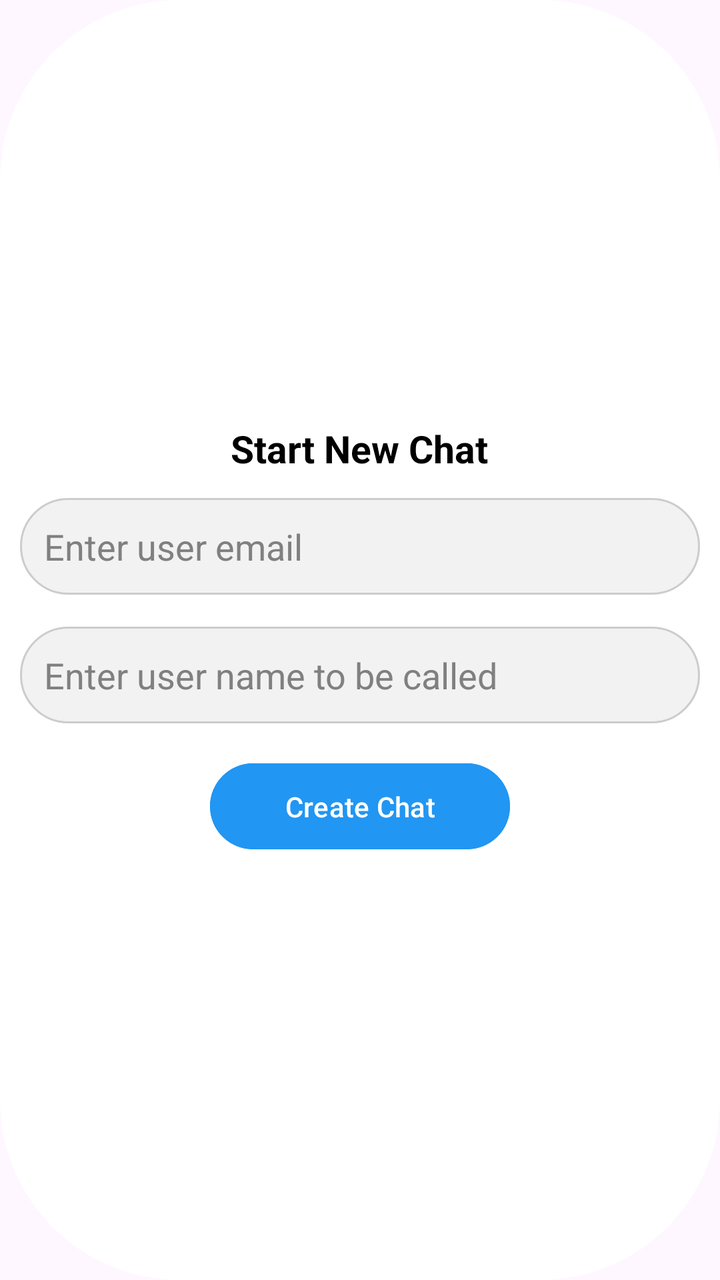
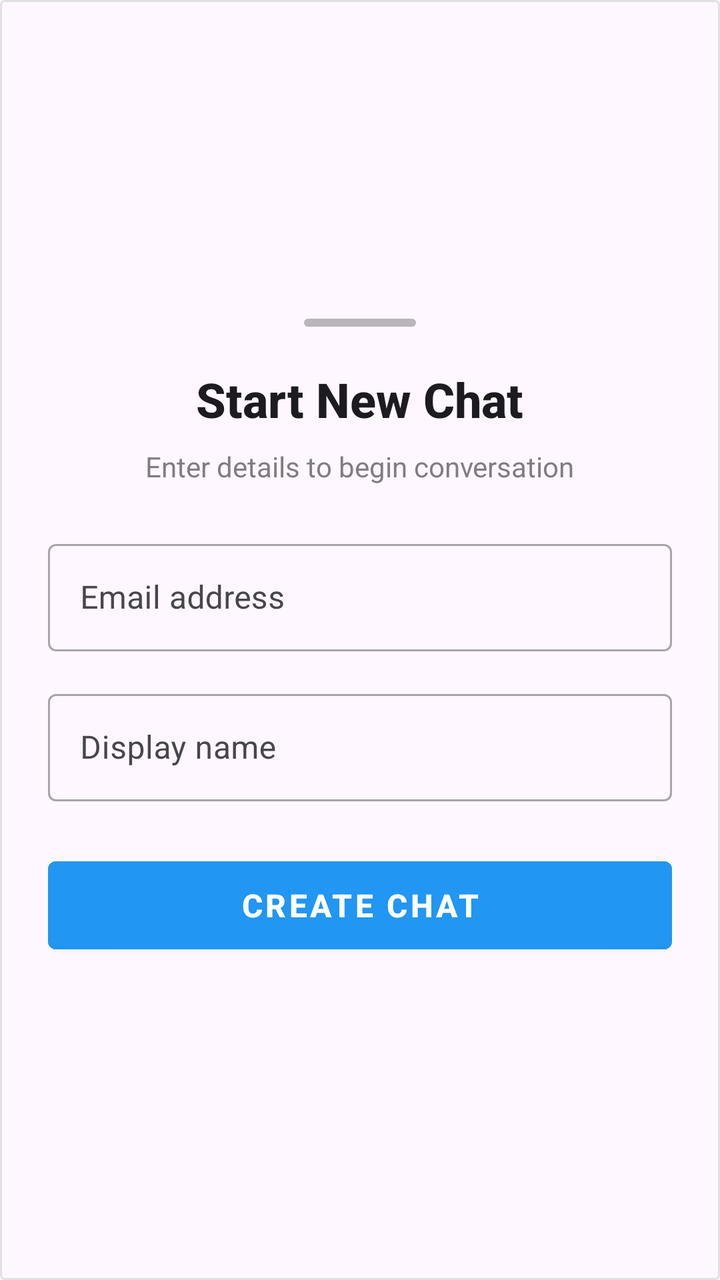

Screens rendered from an Android XML layout before and after an edit, with the pre-edit source and the edit as a unified diff.
<!-- AndroidManifest.xml: application theme Theme.ChattingApp -->
<!-- res/layout/dialog_new_chat.xml -->
<?xml version="1.0" encoding="utf-8"?>
<LinearLayout xmlns:android="http://schemas.android.com/apk/res/android"
    android:layout_width="match_parent"
    android:layout_height="wrap_content"
    android:padding="10dp"
    android:orientation="vertical"
    android:background="@drawable/bg_dialog_round"
    android:layout_gravity="center"
    android:gravity="center">

    <TextView
        android:id="@+id/dialogTitle"
        android:layout_width="wrap_content"
        android:layout_height="wrap_content"
        android:text="Start New Chat"
        android:textSize="19sp"
        android:textStyle="bold"
        android:paddingBottom="12dp"
        android:textColor="#000000" />

    <EditText
        android:id="@+id/inputUserUid"
        android:layout_width="340dp"
        android:layout_height="wrap_content"
        android:hint="Enter user email"
        android:padding="12dp"
        android:layout_marginBottom="16dp"
        android:background="@drawable/bg_input"
        android:textColor="#000000"
        android:textColorHint="#808080" />

  <EditText
        android:id="@+id/inputUsername"
        android:layout_width="340dp"
        android:layout_height="wrap_content"
        android:hint="Enter user name to be called"
        android:padding="12dp"
        android:layout_marginBottom="16dp"
        android:background="@drawable/bg_input"
        android:textColor="#000000"
        android:textColorHint="#808080" />

    <Button
        android:id="@+id/btnCreateChat"
        android:layout_width="150dp"
        android:layout_height="wrap_content"
        android:text="Create Chat"
        android:backgroundTint="#2196F3"
        android:textColor="#FFFFFF"
        android:padding="12dp" />

</LinearLayout>
<!-- resources referenced by this layout -->
<resources>
  <!-- drawable bg_dialog_round (drawable) -->
  <?xml version="1.0" encoding="utf-8"?>
  <shape xmlns:android="http://schemas.android.com/apk/res/android"
      android:shape="rectangle">
      <solid android:color="#FFFFFF"/>
      <corners android:radius="90dp"/>
      <padding
          android:left="16dp"
          android:top="16dp"
          android:right="16dp"
          android:bottom="16dp" />
  </shape>
  <!-- drawable bg_input (drawable) -->
  <?xml version="1.0" encoding="utf-8"?>
  <shape xmlns:android="http://schemas.android.com/apk/res/android"
      android:shape="rectangle">
      <solid android:color="#F2F2F2"/>
      <corners android:radius="50dp"/>
      <stroke android:width="1dp" android:color="#CCCCCC"/>
  </shape>
  <style name="Theme.ChattingApp" parent="Base.Theme.ChattingApp" />
  <style name="Base.Theme.ChattingApp" parent="Theme.Material3.DayNight.NoActionBar">
          
          
      </style>
</resources>

<!-- the commit's change to res/layout/dialog_new_chat.xml (unified diff, before → after) -->
@@ -2,51 +2,90 @@
 <LinearLayout xmlns:android="http://schemas.android.com/apk/res/android"
     android:layout_width="match_parent"
     android:layout_height="wrap_content"
-    android:padding="10dp"
+    xmlns:app="http://schemas.android.com/apk/res-auto"
+    android:padding="24dp"
     android:orientation="vertical"
     android:background="@drawable/bg_dialog_round"
     android:layout_gravity="center"
     android:gravity="center">
+
+    
+    <View
+        android:layout_width="56dp"
+        android:layout_height="4dp"
+        android:layout_marginBottom="20dp"
+        android:background="@drawable/bg_dialog_handle"
+        android:alpha="0.3" />
 
     <TextView
         android:id="@+id/dialogTitle"
         android:layout_width="wrap_content"
         android:layout_height="wrap_content"
         android:text="Start New Chat"
-        android:textSize="19sp"
+        android:textSize="24sp"
         android:textStyle="bold"
-        android:paddingBottom="12dp"
-        android:textColor="#000000" />
+        android:paddingBottom="8dp"
+        android:textColor="?android:attr/textColorPrimary"
+        android:fontFamily="sans-serif-medium" />
 
-    <EditText
-        android:id="@+id/inputUserUid"
-        android:layout_width="340dp"
+    <TextView
+        android:layout_width="wrap_content"
         android:layout_height="wrap_content"
-        android:hint="Enter user email"
-        android:padding="12dp"
+        android:text="Enter details to begin conversation"
+        android:textSize="14sp"
+        android:paddingBottom="24dp"
+        android:textColor="?android:attr/textColorSecondary"
+        android:alpha="0.7" />
+
+    
+    <com.google.android.material.textfield.TextInputLayout
+        android:layout_width="match_parent"
+        android:layout_height="wrap_content"
         android:layout_marginBottom="16dp"
-        android:background="@drawable/bg_input"
-        android:textColor="#000000"
-        android:textColorHint="#808080" />
+        android:hint="Email address"
+        style="@style/Widget.MaterialComponents.TextInputLayout.OutlinedBox"
+        android:textColorHint="?android:attr/textColorSecondary">
 
-  <EditText
-        android:id="@+id/inputUsername"
-        android:layout_width="340dp"
+        <com.google.android.material.textfield.TextInputEditText
+            android:id="@+id/inputUserUid"
+            android:layout_width="match_parent"
+            android:layout_height="wrap_content"
+            android:inputType="textEmailAddress"
+            android:padding="16dp"
+            android:textColor="?android:attr/textColorPrimary"
+            android:textSize="16sp" />
+    </com.google.android.material.textfield.TextInputLayout>
+
+    
+    <com.google.android.material.textfield.TextInputLayout
+        android:layout_width="match_parent"
         android:layout_height="wrap_content"
-        android:hint="Enter user name to be called"
-        android:padding="12dp"
-        android:layout_marginBottom="16dp"
-        android:background="@drawable/bg_input"
-        android:textColor="#000000"
-        android:textColorHint="#808080" />
+        android:layout_marginBottom="24dp"
+        android:hint="Display name"
+        style="@style/Widget.MaterialComponents.TextInputLayout.OutlinedBox"
+        android:textColorHint="?android:attr/textColorSecondary">
 
+        <com.google.android.material.textfield.TextInputEditText
+            android:id="@+id/inputUsername"
+            android:layout_width="match_parent"
+            android:layout_height="wrap_content"
+            android:inputType="textPersonName"
+            android:padding="16dp"
+            android:textColor="?android:attr/textColorPrimary"
+            android:textSize="16sp" />
+    </com.google.android.material.textfield.TextInputLayout>
+
+    
     <Button
         android:id="@+id/btnCreateChat"
-        android:layout_width="150dp"
-        android:layout_height="wrap_content"
+        android:layout_width="match_parent"
+        android:layout_height="56dp"
         android:text="Create Chat"
-        android:backgroundTint="#2196F3"
         android:textColor="#FFFFFF"
-        android:padding="12dp" />
+        android:textSize="16sp"
+        android:textStyle="bold"
+        android:backgroundTint="@color/button_primary"
+        android:elevation="2dp"
+        style="@style/Widget.MaterialComponents.Button" />
 
 </LinearLayout>
<!-- resource entries referenced after the edit -->
@@ -1,26 +1,23 @@
 <!-- resources referenced by this layout -->
 <resources>
-  <!-- drawable bg_dialog_round (drawable) -->
-  <?xml version="1.0" encoding="utf-8"?>
+  <color name="button_primary">#2196F3</color>
+  <!-- drawable bg_dialog_handle (drawable) -->
   <shape xmlns:android="http://schemas.android.com/apk/res/android"
       android:shape="rectangle">
-      <solid android:color="#FFFFFF"/>
-      <corners android:radius="90dp"/>
-      <padding
-          android:left="16dp"
-          android:top="16dp"
-          android:right="16dp"
-          android:bottom="16dp" />
+      <solid android:color="?android:attr/textColorPrimary" />
+      <corners android:radius="2dp" />
   </shape>
-  <!-- drawable bg_input (drawable) -->
-  <?xml version="1.0" encoding="utf-8"?>
+  <!-- drawable bg_dialog_round (drawable) -->
   <shape xmlns:android="http://schemas.android.com/apk/res/android"
       android:shape="rectangle">
-      <solid android:color="#F2F2F2"/>
-      <corners android:radius="50dp"/>
-      <stroke android:width="1dp" android:color="#CCCCCC"/>
+      <solid android:color="?android:attr/colorBackground" />
+      <corners android:radius="2dp" />
+      <stroke
+          android:width="1dp"
+          android:color="@color/dialog_border" />
   </shape>
   <style name="Theme.ChattingApp" parent="Base.Theme.ChattingApp" />
+  <color name="dialog_border">#E0E0E0</color>
   <style name="Base.Theme.ChattingApp" parent="Theme.Material3.DayNight.NoActionBar">
           
           
